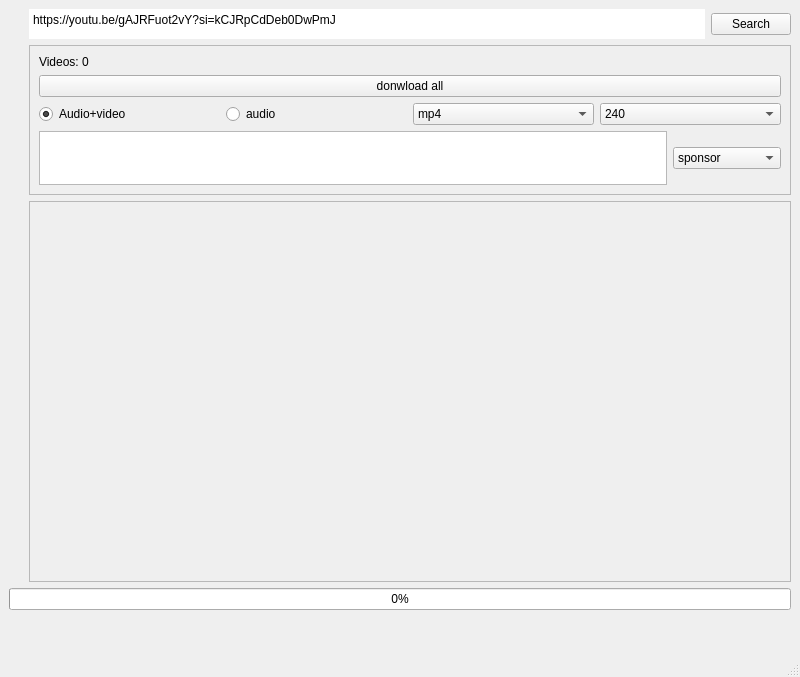
Old version of the form ytdownloader.ui in the repository Filomilo/YtDownloaderQt.
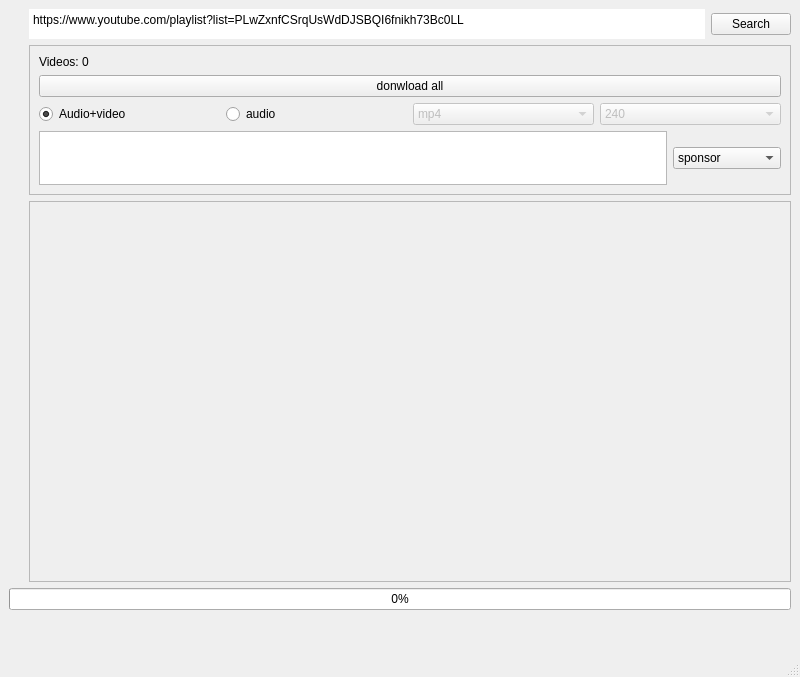
New version of the form. Icons and pictures are not drawn.

Diff of the .ui file:
```diff
--- a/ytdownloader.ui
+++ b/ytdownloader.ui
@@ -46,7 +46,7 @@
            <string notr="true">QPlainTextEdit {   border-radius: 100px;  }</string>
           </property>
           <property name="plainText">
-           <string>https://youtu.be/gAJRFuot2vY?si=kCJRpCdDeb0DwPmJ</string>
+           <string>https://www.youtube.com/playlist?list=PLwZxnfCSrqUsWdDJSBQI6fnikh73Bc0LL</string>
           </property>
          </widget>
         </item>
@@ -130,6 +130,12 @@
            </item>
            <item>
             <widget class="QComboBox" name="FormatDropDown">
+             <property name="enabled">
+              <bool>false</bool>
+             </property>
+             <property name="frame">
+              <bool>true</bool>
+             </property>
              <item>
               <property name="text">
                <string>mp4</string>
@@ -144,8 +150,11 @@
            </item>
            <item>
             <widget class="QComboBox" name="qualityDropDown_2">
+             <property name="enabled">
+              <bool>false</bool>
+             </property>
              <property name="currentText">
-              <string>1080</string>
+              <string>240</string>
              </property>
              <item>
               <property name="text">
```
